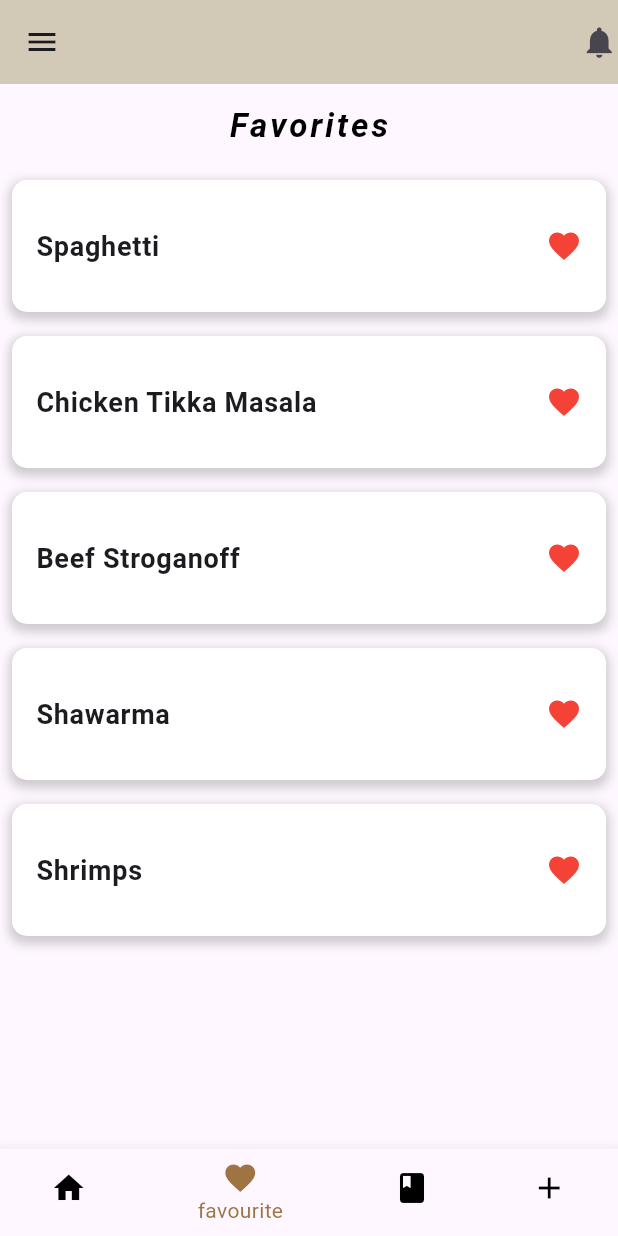
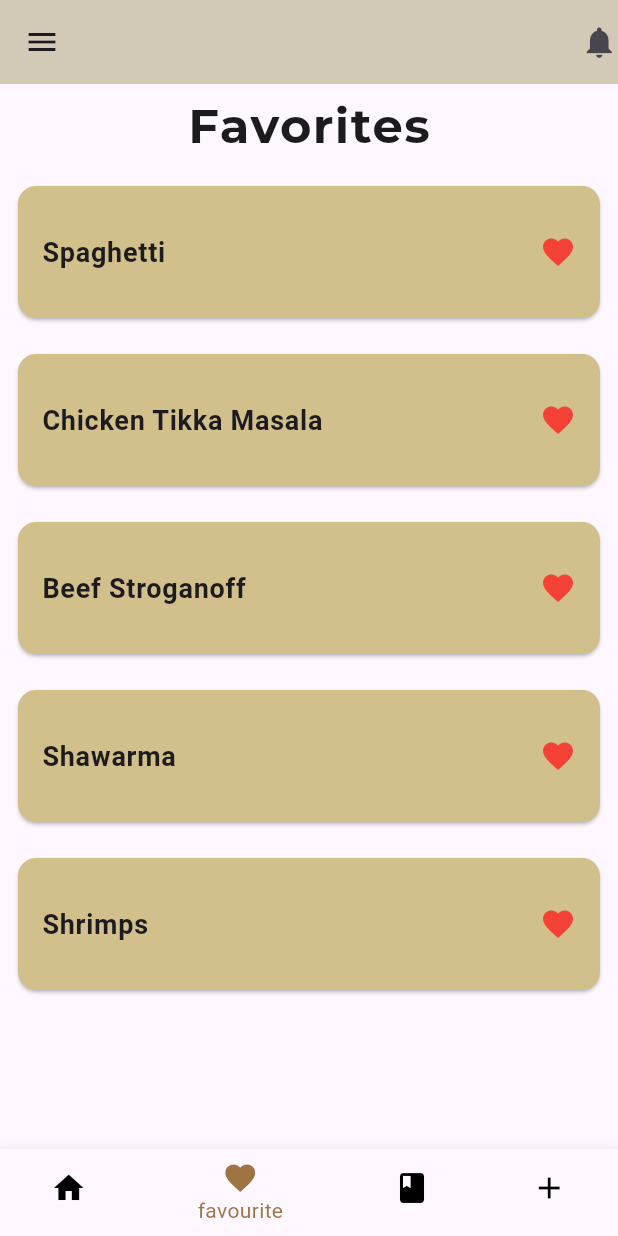
Before and after one commit to OmarAzzam02/recipe-generator, a Flutter app: the screen it shows after launch, item 2 of the bottom bar chosen, on a phone screen of 412 x 824 dp. Run offline on Flutter 3.47's test engine with Material 3 defaults, Android fonts, the phone set to English and light mode, and no system bars; our stand-ins replace animated_splash_screen, crystal_navigation_bar, flex_color_scheme, flutter_image_slideshow, google_fonts, motion_tab_bar and 1 more; missing offline and left inert: scrollable_list_tab_scroller.

Commit message:
some changes on the fonts

```diff
--- a/lib/screens/add_recipe.dart
+++ b/lib/screens/add_recipe.dart
@@ -28,8 +28,10 @@ class _AddState extends State<Add> {
                 "How do you want to \n create this recipe ? ",
                 textAlign: TextAlign.center,
                 style: TextStyle(
-                  fontFamily: WidgetTheme.textFont(),
-                  fontSize: 32,
+                  fontWeight: FontWeight.bold,
+             fontFamily: WidgetTheme.textFont(),
+              fontSize: 32,
+            letterSpacing: 1.0,
                 ),
               ),
             ),
--- a/lib/screens/fav_page.dart
+++ b/lib/screens/fav_page.dart
@@ -25,19 +25,8 @@ class _FavPageState extends State<FavPage> {
       itemBuilder: (context, index) {
         return Padding(
           padding: const EdgeInsets.all(8.0),
-          child: Container(
-            decoration: BoxDecoration(
-              color: Colors.white,
-              borderRadius: BorderRadius.circular(10.0),
-              boxShadow: [
-                BoxShadow(
-                  color: Colors.grey.withOpacity(0.5),
-                  spreadRadius: 2,
-                  blurRadius: 5,
-                  offset: Offset(0, 3),
-                ),
-              ],
-            ),
+          child: Card(
+              color: Color.fromARGB(255, 209, 192, 139),
             child: ListTile(
               contentPadding: EdgeInsets.all(16.0),
               title: Text(
@@ -63,11 +52,10 @@ class _FavPageState extends State<FavPage> {
         title: Text(
           "Favorites",
           style: TextStyle(
-            color: Colors.black, //fromARGB(197, 211, 199, 177),
-            fontSize: 22.0,
             fontWeight: FontWeight.bold,
-            fontStyle: FontStyle.italic,
-            letterSpacing: 2.0,
+             fontFamily: WidgetTheme.textFont(),
+              fontSize: 32,
+            letterSpacing: 1.0,
           ),
         ),
       ),
```
Also changed, not shown: lib/screens/bookmark_page.dart (+8 -8 lines).
